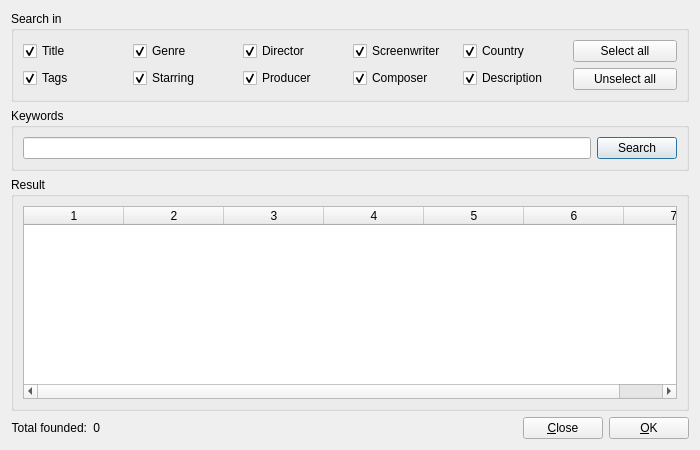
The window that src/search/searchwindow.ui (eugene-melnik/alexandra) describes before a commit, drawn with Qt 5.
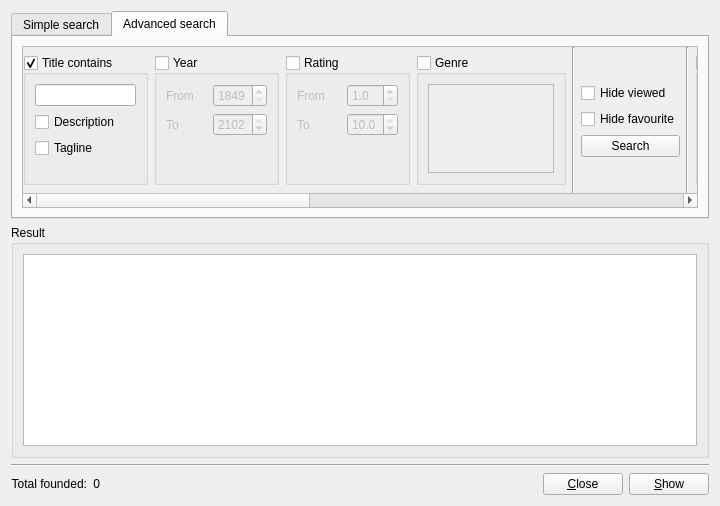
The same window after the commit. Icons and pictures are not drawn. Custom widgets are drawn as their Qt base class.

The edit to the form file:
```diff
--- a/src/search/searchwindow.ui
+++ b/src/search/searchwindow.ui
@@ -2,44 +2,46 @@
 <ui version="4.0">
  <class>SearchWindow</class>
  <widget class="QDialog" name="SearchWindow">
-  <property name="windowModality">
-   <enum>Qt::ApplicationModal</enum>
-  </property>
   <property name="geometry">
    <rect>
     <x>0</x>
     <y>0</y>
-    <width>700</width>
-    <height>450</height>
+    <width>720</width>
+    <height>506</height>
    </rect>
   </property>
-  <property name="minimumSize">
-   <size>
-    <width>450</width>
-    <height>320</height>
-   </size>
-  </property>
   <property name="windowTitle">
    <string>Search film</string>
   </property>
   <property name="windowIcon">
-   <iconset resource="icons.qrc">
+   <iconset resource="../icons.qrc">
     <normaloff>:/tool/find</normaloff>:/tool/find</iconset>
   </property>
-  <property name="modal">
-   <bool>true</bool>
-  </property>
-  <layout class="QVBoxLayout" name="verticalLayout">
+  <layout class="QVBoxLayout" name="verticalLayout_2" stretch="0,1,0,0">
    <item>
-    <layout class="QHBoxLayout" name="hl1">
+    <widget class="QTabWidget" name="tabWidget">
+     <property name="sizePolicy">
+      <sizepolicy hsizetype="Expanding" vsizetype="Maximum">
+       <horstretch>0</horstretch>
+       <verstretch>0</verstretch>
+      </sizepolicy>
+     </property>
+     <property name="currentIndex">
+      <number>1</number>
+     </property>
+     <widget class="QWidget" name="tabSimpleSearch">
+      <attribute name="title">
+       <string>Simple search</string>
+      </attribute>
+      <layout class="QVBoxLayout" name="layoutTabSimpleSearch" stretch="0,1">
      <item>
       <widget class="QGroupBox" name="gbSearchIn">
        <property name="title">
         <string>Search in</string>
        </property>
-       <layout class="QHBoxLayout" name="horizontalLayout">
+         <layout class="QHBoxLayout" name="layoutSearchIn">
         <item>
-         <layout class="QVBoxLayout" name="vl1">
+           <layout class="QVBoxLayout" name="layoutSearchInGroup1">
           <item>
            <widget class="QCheckBox" name="cTitle">
             <property name="text">
@@ -51,9 +53,19 @@
            </widget>
           </item>
           <item>
-           <widget class="QCheckBox" name="cTags">
+             <widget class="QCheckBox" name="cOriginalTitle">
             <property name="text">
-             <string>Tags</string>
+               <string>Original title</string>
+              </property>
+              <property name="checked">
+               <bool>true</bool>
+              </property>
+             </widget>
+            </item>
+            <item>
+             <widget class="QCheckBox" name="cTagline">
+              <property name="text">
+               <string>Tagline</string>
             </property>
             <property name="checked">
              <bool>true</bool>
@@ -63,7 +75,17 @@
          </layout>
         </item>
         <item>
-         <layout class="QVBoxLayout" name="vl2">
+           <layout class="QVBoxLayout" name="layoutSearchInGroup2">
+            <item>
+             <widget class="QCheckBox" name="cYear">
+              <property name="text">
+               <string>Year</string>
+              </property>
+              <property name="checked">
+               <bool>true</bool>
+              </property>
+             </widget>
+            </item>
           <item>
            <widget class="QCheckBox" name="cGenre">
             <property name="text">
@@ -75,9 +97,9 @@
            </widget>
           </item>
           <item>
-           <widget class="QCheckBox" name="cStarring">
+             <widget class="QCheckBox" name="cCountry">
             <property name="text">
-             <string>Starring</string>
+               <string>Country</string>
             </property>
             <property name="checked">
              <bool>true</bool>
@@ -87,7 +109,7 @@
          </layout>
         </item>
         <item>
-         <layout class="QVBoxLayout" name="vl3">
+           <layout class="QVBoxLayout" name="layoutSearchInGroup3">
           <item>
            <widget class="QCheckBox" name="cDirector">
             <property name="text">
@@ -108,10 +130,6 @@
             </property>
            </widget>
           </item>
-         </layout>
-        </item>
-        <item>
-         <layout class="QVBoxLayout" name="vl3_2">
           <item>
            <widget class="QCheckBox" name="cScreenwriter">
             <property name="text">
@@ -122,6 +140,10 @@
             </property>
            </widget>
           </item>
+           </layout>
+          </item>
+          <item>
+           <layout class="QVBoxLayout" name="layoutSearchInGroup4">
           <item>
            <widget class="QCheckBox" name="cComposer">
             <property name="text">
@@ -132,14 +154,34 @@
             </property>
            </widget>
           </item>
+            <item>
+             <widget class="QCheckBox" name="cBudget">
+              <property name="text">
+               <string>Budget</string>
+              </property>
+              <property name="checked">
+               <bool>true</bool>
+              </property>
+             </widget>
+            </item>
+            <item>
+             <widget class="QCheckBox" name="cTags">
+              <property name="text">
+               <string>Tags</string>
+              </property>
+              <property name="checked">
+               <bool>true</bool>
+              </property>
+             </widget>
+            </item>
          </layout>
         </item>
         <item>
-         <layout class="QVBoxLayout" name="vl4">
+           <layout class="QVBoxLayout" name="layoutSearchInGroup5">
           <item>
-           <widget class="QCheckBox" name="cCountry">
+             <widget class="QCheckBox" name="cStarring">
             <property name="text">
-             <string>Country</string>
+               <string>Starring</string>
             </property>
             <property name="checked">
              <bool>true</bool>
@@ -159,16 +201,16 @@
          </layout>
         </item>
         <item>
-         <layout class="QVBoxLayout" name="vl5">
+           <layout class="QVBoxLayout" name="layoutSearchInButtons">
           <item>
-           <widget class="QPushButton" name="bSelectAll">
+             <widget class="QPushButton" name="bSelectAll0">
             <property name="text">
              <string>Select all</string>
             </property>
            </widget>
           </item>
           <item>
-           <widget class="QPushButton" name="bUnselectAll">
+             <widget class="QPushButton" name="bUnselectAll0">
             <property name="text">
              <string>Unselect all</string>
             </property>
@@ -179,23 +221,24 @@
        </layout>
       </widget>
      </item>
-    </layout>
-   </item>
    <item>
-    <widget class="QGroupBox" name="gbKeywords">
-     <property name="title">
-      <string>Keywords</string>
-     </property>
-     <layout class="QHBoxLayout" name="horizontalLayout_2">
+        <layout class="QHBoxLayout" name="layoutKeyword">
+         <item>
+          <widget class="QLabel" name="labelKeyword">
+           <property name="text">
+            <string>Keyword</string>
+           </property>
+          </widget>
+         </item>
       <item>
-       <widget class="QLineEdit" name="eKeywords">
+          <widget class="QLineEdit" name="eKeyword">
         <property name="clearButtonEnabled">
          <bool>true</bool>
         </property>
        </widget>
       </item>
       <item>
-       <widget class="QPushButton" name="bSearch">
+          <widget class="QPushButton" name="bSearchSimple">
         <property name="text">
          <string>Search</string>
         </property>
@@ -205,16 +248,666 @@
        </widget>
       </item>
      </layout>
+       </item>
+      </layout>
+     </widget>
+     <widget class="QWidget" name="tabAdvancedSearch">
+      <attribute name="title">
+       <string>Advanced search</string>
+      </attribute>
+      <layout class="QGridLayout" name="layoutTabAdvancedSearch">
+       <item row="0" column="1">
+        <widget class="QScrollArea" name="scrollAreaAdvancedSearch">
+         <property name="minimumSize">
+          <size>
+           <width>0</width>
+           <height>160</height>
+          </size>
+         </property>
+         <property name="widgetResizable">
+          <bool>true</bool>
+         </property>
+         <property name="alignment">
+          <set>Qt::AlignLeading|Qt::AlignLeft|Qt::AlignTop</set>
+         </property>
+         <widget class="QWidget" name="scrollAreaAdvancedSearchContents">
+          <property name="geometry">
+           <rect>
+            <x>-123</x>
+            <y>0</y>
+            <width>1609</width>
+            <height>143</height>
+           </rect>
+          </property>
+          <layout class="QHBoxLayout" name="layoutScrollAreaAdvancedSearch">
+           <property name="leftMargin">
+            <number>0</number>
+           </property>
+           <property name="topMargin">
+            <number>0</number>
+           </property>
+           <property name="rightMargin">
+            <number>0</number>
+           </property>
+           <property name="bottomMargin">
+            <number>0</number>
+           </property>
+           <item>
+            <widget class="QGroupBox" name="gbTitleContains">
+             <property name="minimumSize">
+              <size>
+               <width>125</width>
+               <height>0</height>
+              </size>
+             </property>
+             <property name="maximumSize">
+              <size>
+               <width>16777215</width>
+               <height>130</height>
+              </size>
+             </property>
+             <property name="toolTip">
+              <string>Complete or partial title</string>
+             </property>
+             <property name="title">
+              <string>Title contains</string>
+             </property>
+             <property name="checkable">
+              <bool>true</bool>
+             </property>
+             <layout class="QVBoxLayout" name="layoutTitleContains">
+              <item>
+               <widget class="QLineEdit" name="eTitleContains"/>
+              </item>
+              <item>
+               <widget class="QCheckBox" name="cSearchInDescription">
+                <property name="toolTip">
+                 <string>Search in description</string>
+                </property>
+                <property name="text">
+                 <string>Description</string>
+                </property>
+               </widget>
+              </item>
+              <item>
+               <widget class="QCheckBox" name="cSearchInTagline">
+                <property name="toolTip">
+                 <string>Search in tagline</string>
+                </property>
+                <property name="text">
+                 <string>Tagline</string>
+                </property>
+               </widget>
+              </item>
+              <item>
+               <spacer name="spacerTitleContains">
+                <property name="orientation">
+                 <enum>Qt::Vertical</enum>
+                </property>
+                <property name="sizeHint" stdset="0">
+                 <size>
+                  <width>20</width>
+                  <height>40</height>
+                 </size>
+                </property>
+               </spacer>
+              </item>
+             </layout>
+            </widget>
+           </item>
+           <item>
+            <widget class="QGroupBox" name="gbYear">
+             <property name="minimumSize">
+              <size>
+               <width>125</width>
+               <height>0</height>
+              </size>
+             </property>
+             <property name="maximumSize">
+              <size>
+               <width>150</width>
+               <height>130</height>
+              </size>
+             </property>
+             <property name="toolTip">
+              <string>Range of years or a specific value</string>
+             </property>
+             <property name="title">
+              <string>Year</string>
+             </property>
+             <property name="checkable">
+              <bool>true</bool>
+             </property>
+             <property name="checked">
+              <bool>false</bool>
+             </property>
+             <layout class="QGridLayout" name="layoutYear">
+              <item row="0" column="0">
+               <widget class="QLabel" name="labelYearFrom">
+                <property name="text">
+                 <string>From</string>
+                </property>
+               </widget>
+              </item>
+              <item row="0" column="1" rowspan="2">
+               <layout class="QVBoxLayout" name="layoutYearSpinboxes">
+                <item>
+                 <widget class="QSpinBox" name="sbYearFrom">
+                  <property name="correctionMode">
+                   <enum>QAbstractSpinBox::CorrectToNearestValue</enum>
+                  </property>
+                  <property name="minimum">
+                   <number>1849</number>
+                  </property>
+                  <property name="maximum">
+                   <number>2102</number>
+                  </property>
+                  <property name="value">
+                   <number>1849</number>
+                  </property>
+                 </widget>
+                </item>
+                <item>
+                 <widget class="QSpinBox" name="sbYearTo">
+                  <property name="correctionMode">
+                   <enum>QAbstractSpinBox::CorrectToNearestValue</enum>
+                  </property>
+                  <property name="minimum">
+                   <number>1849</number>
+                  </property>
+                  <property name="maximum">
+                   <number>2102</number>
+                  </property>
+                  <property name="value">
+                   <number>2102</number>
+                  </property>
+                 </widget>
+                </item>
+               </layout>
+              </item>
+              <item row="1" column="0">
+               <widget class="QLabel" name="labelYearTo">
+                <property name="text">
+                 <string>To</string>
+                </property>
+               </widget>
+              </item>
+              <item row="2" column="1">
+               <spacer name="spacerYear">
+                <property name="orientation">
+                 <enum>Qt::Vertical</enum>
+                </property>
+                <property name="sizeHint" stdset="0">
+                 <size>
+                  <width>20</width>
+                  <height>40</height>
+                 </size>
+                </property>
+               </spacer>
+              </item>
+             </layout>
+            </widget>
+           </item>
+           <item>
+            <widget class="QGroupBox" name="gbRating">
+             <property name="minimumSize">
+              <size>
+               <width>125</width>
+               <height>0</height>
+              </size>
+             </property>
+             <property name="maximumSize">
+              <size>
+               <width>150</width>
+               <height>130</height>
+              </size>
+             </property>
+             <property name="title">
+              <string>Rating</string>
+             </property>
+             <property name="checkable">
+              <bool>true</bool>
+             </property>
+             <property name="checked">
+              <bool>false</bool>
+             </property>
+             <layout class="QGridLayout" name="layoutRating">
+              <item row="0" column="0">
+               <widget class="QLabel" name="labelRatingFrom">
+                <property name="text">
+                 <string>From</string>
+                </property>
+               </widget>
+              </item>
+              <item row="0" column="1" rowspan="2">
+               <layout class="QVBoxLayout" name="layoutRatingSpinboxes">
+                <item>
+                 <widget class="QDoubleSpinBox" name="sbRatingFrom">
+                  <property name="correctionMode">
+                   <enum>QAbstractSpinBox::CorrectToNearestValue</enum>
+                  </property>
+                  <property name="decimals">
+                   <number>1</number>
+                  </property>
+                  <property name="minimum">
+                   <double>1.000000000000000</double>
+                  </property>
+                  <property name="maximum">
+                   <double>10.000000000000000</double>
+                  </property>
+                  <property name="singleStep">
+                   <double>0.100000000000000</double>
+                  </property>
+                  <property name="value">
+                   <double>1.000000000000000</double>
+                  </property>
+                 </widget>
+                </item>
+                <item>
+                 <widget class="QDoubleSpinBox" name="sbRatingTo">
+                  <property name="correctionMode">
+                   <enum>QAbstractSpinBox::CorrectToNearestValue</enum>
+                  </property>
+                  <property name="decimals">
+                   <number>1</number>
+                  </property>
+                  <property name="minimum">
+                   <double>1.000000000000000</double>
+                  </property>
+                  <property name="maximum">
+                   <double>10.000000000000000</double>
+                  </property>
+                  <property name="singleStep">
+                   <double>0.100000000000000</double>
+                  </property>
+                  <property name="value">
+                   <double>10.000000000000000</double>
+                  </property>
+                 </widget>
+                </item>
+               </layout>
+              </item>
+              <item row="1" column="0">
+               <widget class="QLabel" name="labelRatingTo">
+                <property name="text">
+                 <string>To</string>
+                </property>
+               </widget>
+              </item>
+              <item row="2" column="1">
+               <spacer name="spacerRating">
+                <property name="orientation">
+                 <enum>Qt::Vertical</enum>
+                </property>
+                <property name="sizeHint" stdset="0">
+                 <size>
+                  <width>20</width>
+                  <height>40</height>
+                 </size>
+                </property>
+               </spacer>
+              </item>
+             </layout>
+            </widget>
+           </item>
+           <item>
+            <widget class="QGroupBox" name="gbGenre">
+             <property name="minimumSize">
+              <size>
+               <width>150</width>
+               <height>0</height>
+              </size>
+             </property>
+             <property name="maximumSize">
+              <size>
+               <width>150</width>
+               <height>130</height>
+              </size>
+             </property>
+             <property name="title">
+              <string>Genre</string>
+             </property>
+             <property name="checkable">
+              <bool>true</bool>
+             </property>
+             <property name="checked">
+              <bool>false</bool>
+             </property>
+             <layout class="QGridLayout" name="layoutGenre">
+              <item row="0" column="0">
+               <widget class="CheckedListWidget" name="lwGenre">
+                <property name="horizontalScrollBarPolicy">
+                 <enum>Qt::ScrollBarAlwaysOff</enum>
+                </property>
+                <property name="editTriggers">
+                 <set>QAbstractItemView::NoEditTriggers</set>
+                </property>
+                <property name="selectionMode">
+                 <enum>QAbstractItemView::NoSelection</enum>
+                </property>
+                <property name="verticalScrollMode">
+                 <enum>QAbstractItemView::ScrollPerPixel</enum>
+                </property>
+               </widget>
+              </item>
+             </layout>
+            </widget>
+           </item>
+           <item>
+            <widget class="Line" name="lineAdvancedSearch1">
+             <property name="orientation">
+              <enum>Qt::Vertical</enum>
+             </property>
+            </widget>
+           </item>
+           <item>
+            <layout class="QVBoxLayout" name="layoutStartAdvancedSearch">
+             <item>
+              <spacer name="spacerAdvancedSearch1">
+               <property name="orientation">
+                <enum>Qt::Vertical</enum>
+               </property>
+               <property name="sizeHint" stdset="0">
+                <size>
+                 <width>20</width>
+                 <height>40</height>
+                </size>
+               </property>
+              </spacer>
+             </item>
+             <item>
+              <widget class="QCheckBox" name="cHideViewed">
+               <property name="text">
+                <string>Hide viewed</string>
+               </property>
+              </widget>
+             </item>
+             <item>
+              <widget class="QCheckBox" name="cHideFavourite">
+               <property name="text">
+                <string>Hide favourite</string>
+               </property>
+              </widget>
+             </item>
+             <item>
+              <widget class="QPushButton" name="bSearchAdvanced">
+               <property name="text">
+                <string>Search</string>
+               </property>
+              </widget>
+             </item>
+             <item>
+              <spacer name="spacerAdvancedSearch2">
+               <property name="orientation">
+                <enum>Qt::Vertical</enum>
+               </property>
+               <property name="sizeHint" stdset="0">
+                <size>
+                 <width>20</width>
+                 <height>40</height>
+                </size>
+               </property>
+              </spacer>
+             </item>
+            </layout>
+           </item>
+           <item>
+            <widget class="Line" name="lineAdvancedSearch2">
+             <property name="orientation">
+              <enum>Qt::Vertical</enum>
+             </property>
+            </widget>
+           </item>
+           <item>
+            <widget class="QGroupBox" name="gbDirector">
+             <property name="minimumSize">
+              <size>
+               <width>200</width>
+               <height>0</height>
+              </size>
+             </property>
+             <property name="maximumSize">
+              <size>
+               <width>200</width>
+               <height>130</height>
+              </size>
+             </property>
+             <property name="title">
+              <string>Director</string>
+             </property>
+             <property name="checkable">
+              <bool>true</bool>
+             </property>
+             <property name="checked">
+              <bool>false</bool>
+             </property>
+             <layout class="QGridLayout" name="layoutDirector">
+              <item row="0" column="1">
+               <spacer name="horizontalSpacer">
+                <property name="orientation">
+                 <enum>Qt::Horizontal</enum>
+                </property>
+                <property name="sizeHint" stdset="0">
+                 <size>
+                  <width>40</width>
+                  <height>20</height>
+                 </size>
+                </property>
+               </spacer>
+              </item>
+              <item row="0" column="0">
+               <widget class="CheckedListWidget" name="lwDirector">
+                <property name="horizontalScrollBarPolicy">
+                 <enum>Qt::ScrollBarAlwaysOff</enum>
+                </property>
+                <property name="editTriggers">
+                 <set>QAbstractItemView::NoEditTriggers</set>
+                </property>
+                <property name="selectionMode">
+                 <enum>QAbstractItemView::NoSelection</enum>
+                </property>
+                <property name="verticalScrollMode">
+                 <enum>QAbstractItemView::ScrollPerPixel</enum>
+                </property>
+               </widget>
+              </item>
+             </layout>
+            </widget>
+           </item>
+           <item>
+            <widget class="QGroupBox" name="gbCountry">
+             <property name="minimumSize">
+              <size>
+               <width>150</width>
+               <height>0</height>
+              </size>
+             </property>
+             <property name="maximumSize">
+              <size>
+               <width>150</width>
+               <height>130</height>
+              </size>
+             </property>
+             <property name="title">
+              <string>Country</string>
+             </property>
+             <property name="checkable">
+              <bool>true</bool>
+             </property>
+             <property name="checked">
+              <bool>false</bool>
+             </property>
+             <layout class="QGridLayout" name="layoutCountry">
+              <item row="0" column="0">
+               <widget class="CheckedListWidget" name="lwCountry">
+                <property name="horizontalScrollBarPolicy">
+                 <enum>Qt::ScrollBarAlwaysOff</enum>
+                </property>
+                <property name="editTriggers">
+                 <set>QAbstractItemView::NoEditTriggers</set>
+                </property>
+                <property name="selectionMode">
+                 <enum>QAbstractItemView::NoSelection</enum>
+                </property>
+                <property name="verticalScrollMode">
+                 <enum>QAbstractItemView::ScrollPerPixel</enum>
+                </property>
+               </widget>
+              </item>
+             </layout>
+            </widget>
+           </item>
+           <item>
+            <widget class="QGroupBox" name="gbStarring">
+             <property name="minimumSize">
+              <size>
+               <width>200</width>
+               <height>0</height>
+              </size>
+             </property>
+             <property name="maximumSize">
+              <size>
+               <width>200</width>
+               <height>130</height>
+              </size>
+             </property>
+             <property name="title">
+              <string>Starring</string>
+             </property>
+             <property name="checkable">
+              <bool>true</bool>
+             </property>
+             <property name="checked">
+              <bool>false</bool>
+             </property>
+             <layout class="QGridLayout" name="layoutStarring">
+              <item row="0" column="0">
+               <widget class="CheckedListWidget" name="lwStarring">
+                <property name="horizontalScrollBarPolicy">
+                 <enum>Qt::ScrollBarAlwaysOff</enum>
+                </property>
+                <property name="editTriggers">
+                 <set>QAbstractItemView::NoEditTriggers</set>
+                </property>
+                <property name="selectionMode">
+                 <enum>QAbstractItemView::NoSelection</enum>
+                </property>
+                <property name="verticalScrollMode">
+                 <enum>QAbstractItemView::ScrollPerPixel</enum>
+                </property>
+               </widget>
+              </item>
+             </layout>
+            </widget>
+           </item>
+           <item>
+            <widget class="QGroupBox" name="gbScreenwriter">
+             <property name="minimumSize">
+              <size>
+               <width>200</width>
+               <height>0</height>
+              </size>
+             </property>
+             <property name="maximumSize">
+              <size>
+               <width>200</width>
+               <height>130</height>
+              </size>
+             </property>
+             <property name="title">
+              <string>Screenwriter</string>
+             </property>
+             <property name="checkable">
+              <bool>true</bool>
+             </property>
+             <property name="checked">
+              <bool>false</bool>
+             </property>
+             <layout class="QGridLayout" name="layouScreenwriter">
+              <item row="0" column="0">
+               <widget class="CheckedListWidget" name="lwScreenwriter">
+                <property name="horizontalScrollBarPolicy">
+                 <enum>Qt::ScrollBarAlwaysOff</enum>
+                </property>
+                <property name="editTriggers">
+                 <set>QAbstractItemView::NoEditTriggers</set>
+                </property>
+                <property name="selectionMode">
+                 <enum>QAbstractItemView::NoSelection</enum>
+                </property>
+                <property name="verticalScrollMode">
+                 <enum>QAbstractItemView::ScrollPerPixel</enum>
+                </property>
+               </widget>
+              </item>
+             </layout>
+            </widget>
+           </item>
+           <item>
+            <widget class="QGroupBox" name="gbTags">
+             <property name="minimumSize">
+              <size>
+               <width>150</width>
+               <height>0</height>
+              </size>
+             </property>
+             <property name="maximumSize">
+              <size>
+               <width>150</width>
+               <height>130</height>
+              </size>
+             </property>
+             <property name="title">
+              <string>Tags</string>
+             </property>
+             <property name="checkable">
+              <bool>true</bool>
+             </property>
+             <property name="checked">
+              <bool>false</bool>
+             </property>
+             <layout class="QGridLayout" name="layoutTags">
+              <item row="0" column="0">
+               <widget class="CheckedListWidget" name="lwTags">
+                <property name="horizontalScrollBarPolicy">
+                 <enum>Qt::ScrollBarAlwaysOff</enum>
+                </property>
+                <property name="editTriggers">
+                 <set>QAbstractItemView::NoEditTriggers</set>
+                </property>
+                <property name="selectionMode">
+                 <enum>QAbstractItemView::NoSelection</enum>
+                </property>
+                <property name="verticalScrollMode">
+                 <enum>QAbstractItemView::ScrollPerPixel</enum>
+                </property>
+               </widget>
+              </item>
+             </layout>
+            </widget>
+           </item>
+          </layout>
+         </widget>
+        </widget>
+       </item>
+      </layout>
+     </widget>
     </widget>
    </item>
    <item>
     <widget class="QGroupBox" name="gbResult">
+     <property name="sizePolicy">
+      <sizepolicy hsizetype="Preferred" vsizetype="Minimum">
+       <horstretch>0</horstretch>
+       <verstretch>0</verstretch>
+      </sizepolicy>
+     </property>
      <property name="title">
       <string>Result</string>
      </property>
-     <layout class="QVBoxLayout" name="verticalLayout_6">
+     <layout class="QVBoxLayout" name="layoutResult">
       <item>
-       <widget class="QTableWidget" name="twResult">
+       <widget class="QTableView" name="tvResult">
         <property name="editTriggers">
          <set>QAbstractItemView::NoEditTriggers</set>
         </property>
@@ -233,15 +926,12 @@
         <property name="horizontalScrollMode">
          <enum>QAbstractItemView::ScrollPerPixel</enum>
         </property>
-        <property name="showGrid">
-         <bool>false</bool>
-        </property>
         <property name="sortingEnabled">
          <bool>true</bool>
         </property>
-        <property name="columnCount">
-         <number>7</number>
-        </property>
+        <attribute name="horizontalHeaderCascadingSectionResizes">
+         <bool>true</bool>
+        </attribute>
         <attribute name="horizontalHeaderHighlightSections">
          <bool>false</bool>
         </attribute>
@@ -254,20 +944,20 @@
         <attribute name="verticalHeaderDefaultSectionSize">
          <number>20</number>
         </attribute>
-        <column/>
-        <column/>
-        <column/>
-        <column/>
-        <column/>
-        <column/>
-        <column/>
        </widget>
       </item>
      </layout>
     </widget>
    </item>
    <item>
-    <layout class="QHBoxLayout" name="hl2">
+    <widget class="Line" name="lineFooter">
+     <property name="orientation">
+      <enum>Qt::Horizontal</enum>
+     </property>
+    </widget>
+   </item>
+   <item>
+    <layout class="QHBoxLayout" name="layoutFooter">
      <item>
       <widget class="QLabel" name="labelTotalFounded">
        <property name="text">
@@ -312,9 +1002,9 @@
       </widget>
      </item>
      <item>
-      <widget class="QPushButton" name="bOk">
+      <widget class="QPushButton" name="bShow">
        <property name="text">
-        <string>&amp;OK</string>
+        <string>&amp;Show</string>
        </property>
        <property name="autoDefault">
         <bool>false</bool>
@@ -324,7 +1014,41 @@
     </layout>
    </item>
   </layout>
+  <zorder>gbResult</zorder>
+  <zorder>tabWidget</zorder>
+  <zorder>lineFooter</zorder>
  </widget>
+ <customwidgets>
+  <customwidget>
+   <class>CheckedListWidget</class>
+   <extends>QListWidget</extends>
+   <header>search/checkedlistwidget.h</header>
+  </customwidget>
+ </customwidgets>
+ <tabstops>
+  <tabstop>tabWidget</tabstop>
+  <tabstop>eKeyword</tabstop>
+  <tabstop>bSearchSimple</tabstop>
+  <tabstop>cTitle</tabstop>
+  <tabstop>cOriginalTitle</tabstop>
+  <tabstop>cTagline</tabstop>
+  <tabstop>cYear</tabstop>
+  <tabstop>cGenre</tabstop>
+  <tabstop>cCountry</tabstop>
+  <tabstop>cDirector</tabstop>
+  <tabstop>cProducer</tabstop>
+  <tabstop>cScreenwriter</tabstop>
+  <tabstop>cComposer</tabstop>
+  <tabstop>cBudget</tabstop>
+  <tabstop>cTags</tabstop>
+  <tabstop>cStarring</tabstop>
+  <tabstop>cDescription</tabstop>
+  <tabstop>bSelectAll0</tabstop>
+  <tabstop>bUnselectAll0</tabstop>
+  <tabstop>tvResult</tabstop>
+  <tabstop>bShow</tabstop>
+  <tabstop>bClose</tabstop>
+ </tabstops>
  <resources>
   <include location="icons.qrc"/>
  </resources>
```
Left out of the diff: 6 changed lines with no effect on the pictures. Lines whose indentation alone changed are shown as unchanged.
